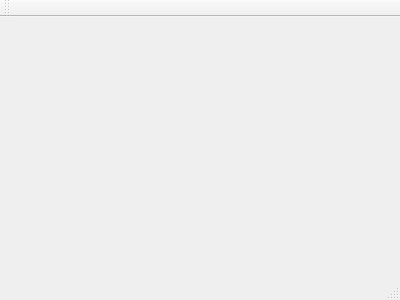
Before: the Qt Designer form FileSync/mainwidget.ui in techbearHub/FileSync, drawn with Qt 5.
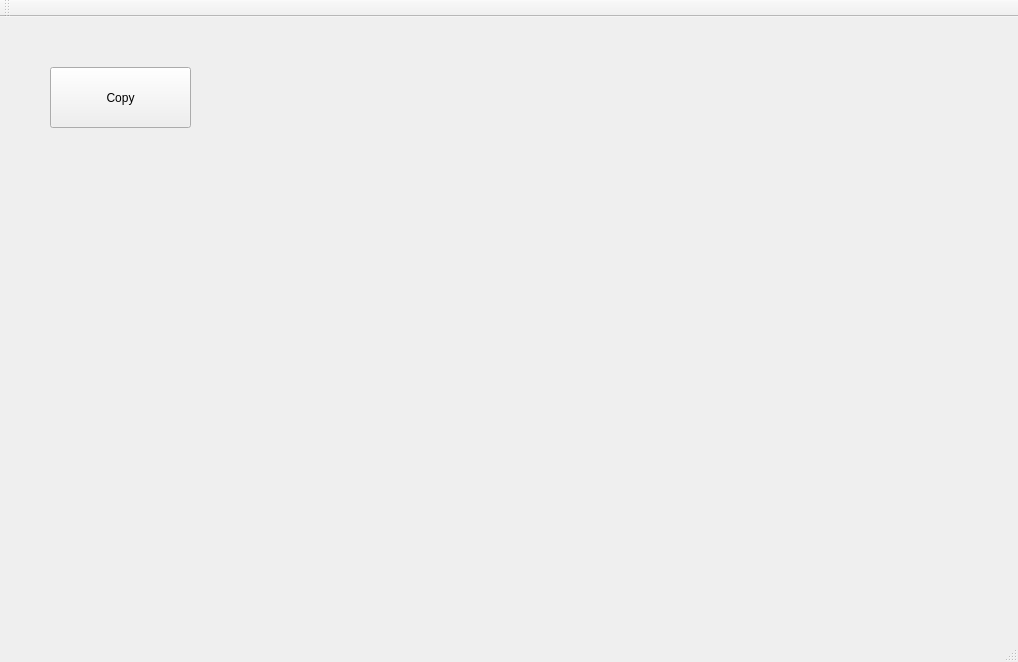
After: the same form once the commit is applied.

Commit message: Now stuff happens when button is pressed

The edit to the form file:
```diff
--- a/FileSync/mainwidget.ui
+++ b/FileSync/mainwidget.ui
@@ -1,24 +1,66 @@
 <ui version="4.0">
  <class>mainWidget</class>
- <widget class="QMainWindow" name="mainWidget" >
-  <property name="geometry" >
+ <widget class="QMainWindow" name="mainWidget">
+  <property name="geometry">
    <rect>
     <x>0</x>
     <y>0</y>
-    <width>400</width>
-    <height>300</height>
+    <width>1018</width>
+    <height>662</height>
    </rect>
   </property>
   <property name="windowTitle" >
    <string>mainWidget</string>
   </property>
-  <widget class="QMenuBar" name="menuBar" />
-  <widget class="QToolBar" name="mainToolBar" />
-  <widget class="QWidget" name="centralWidget" />
-  <widget class="QStatusBar" name="statusBar" />
+  <widget class="QWidget" name="centralWidget">
+   <widget class="QPushButton" name="btnSync">
+    <property name="geometry">
+     <rect>
+      <x>50</x>
+      <y>50</y>
+      <width>141</width>
+      <height>61</height>
+     </rect>
+    </property>
+    <property name="text">
+     <string>Copy</string>
+    </property>
+   </widget>
+   <widget class="QLabel" name="outputLabel">
+    <property name="geometry">
+     <rect>
+      <x>280</x>
+      <y>10</y>
+      <width>661</width>
+      <height>61</height>
+     </rect>
+    </property>
+    <property name="text">
+     <string/>
+    </property>
+   </widget>
+  </widget>
+  <widget class="QMenuBar" name="menuBar">
+   <property name="geometry">
+    <rect>
+     <x>0</x>
+     <y>0</y>
+     <width>1018</width>
+     <height>20</height>
+    </rect>
+   </property>
+  </widget>
+  <widget class="QToolBar" name="mainToolBar">
+   <attribute name="toolBarArea">
+    <enum>TopToolBarArea</enum>
+   </attribute>
+   <attribute name="toolBarBreak">
+    <bool>false</bool>
+   </attribute>
+  </widget>
+  <widget class="QStatusBar" name="statusBar"/>
  </widget>
- <layoutDefault spacing="6" margin="11" />
- <pixmapfunction></pixmapfunction>
+ <layoutdefault spacing="6" margin="11"/>
  <resources/>
  <connections/>
 </ui>
```
Left out of the diff: 3 changed lines with no effect on the pictures. The commit also changes 5 other files.
